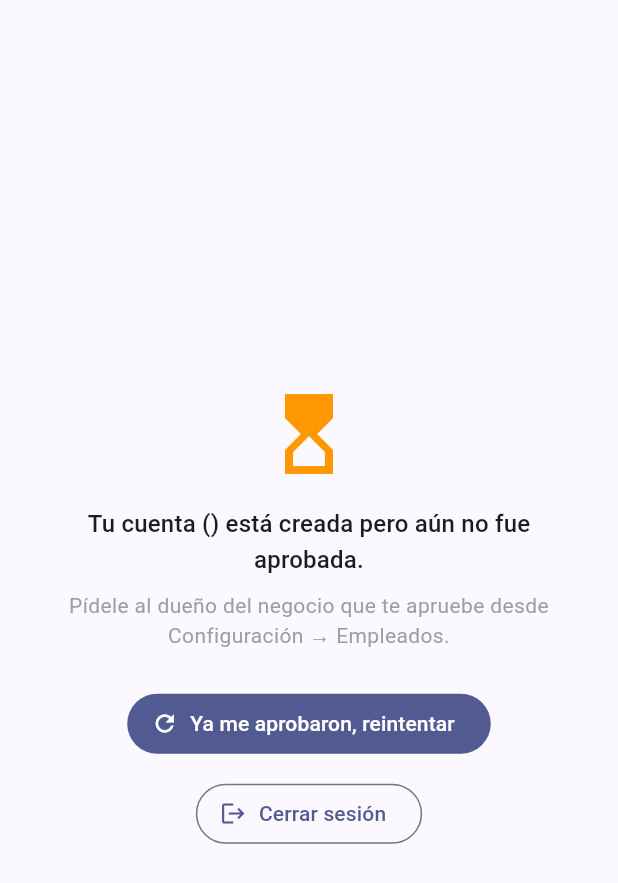
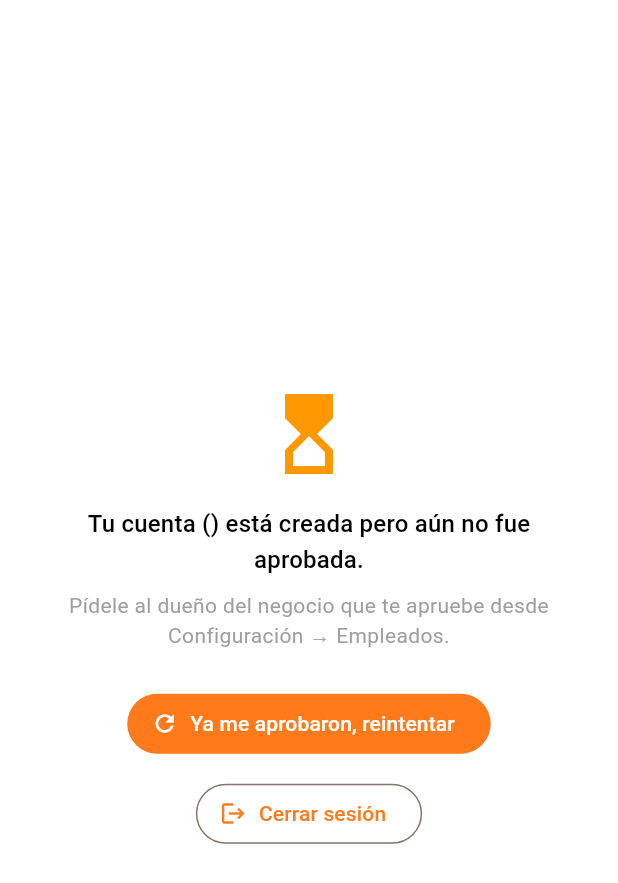
Before and after one commit to p1np0n/POSible, a Flutter app: the screen it shows once a user with an empty profile is signed in, on a phone screen of 412 x 824 dp. Shown: the top 883 px of the screen. Run offline on Flutter 3.47's test engine with Material 3 defaults, Android fonts, the phone set to English and light mode, and no system bars; our stand-ins replace csv, file_picker, image_picker, share_plus, shared_preferences, supabase_flutter; missing offline and left inert: mobile_scanner; accounts and stored records are empty.

Commit message:
Rediseño visual: tema naranja/blanco/negro y barra de Ventas más limpia
- Nuevo color principal de marca: naranja, con blanco y negro como base
  neutra (antes era índigo/morado por defecto de Flutter). Se aplica a
  toda la app desde un solo lugar (tema central), incluida la barra
  superior del menú (AppBar), que ahora queda de color en toda la app.
- Íconos de las pantallas de inicio de sesión (login, PIN, bloqueo,
  restablecer contraseña, crear tienda) que tenían el índigo anterior
  hardcodeado ahora usan el color del tema, para que sigan el naranja
  nuevo (y también el modo oscuro correctamente).
- Ventas: la barra de arriba ahora es del color de marca, como una sola
  barra continua con el menú. El buscador queda escondido detrás de un
  ícono de lupa por defecto (se despliega al tocarlo) para que se vea
  limpia — excepto con "Modo lector USB" activado, donde sigue siempre
  visible porque lo necesita. "Agregar producto" se movió al menú de los
  tres puntos, para no llenar la barra de íconos poco usados.
- Se eliminó el botón "Artículo rápido" de Ventas (y el archivo
  quick_item_dialog.dart, que quedó sin usar) a pedido explícito.

```diff
--- a/lib/main.dart
+++ b/lib/main.dart
@@ -16,6 +16,34 @@ import 'screens/auth/pin_login_screen.dart';
 import 'screens/auth/reset_password_screen.dart';
 import 'screens/home/home_shell.dart';
 import 'services/profile_repository.dart';
+
+/// Color principal de la marca: naranja, con blanco y negro como base
+/// neutra (en vez del morado/índigo que traía Flutter por defecto) — así
+/// se ve más parecido a lo que se pidió, y se aplica en toda la app
+/// (botones, barra de arriba, etc.) desde un solo lugar.
+const _brandOrange = Color(0xFFFF7A1A);
+
+ThemeData _buildTheme(Brightness brightness) {
+  final isDark = brightness == Brightness.dark;
+  final colorScheme = ColorScheme.fromSeed(seedColor: _brandOrange, brightness: brightness).copyWith(
+    primary: _brandOrange,
+    onPrimary: Colors.white,
+    surface: isDark ? const Color(0xFF121212) : Colors.white,
+    onSurface: isDark ? Colors.white : Colors.black,
+  );
+  return ThemeData(
+    useMaterial3: true,
+    brightness: brightness,
+    colorScheme: colorScheme,
+    scaffoldBackgroundColor: colorScheme.surface,
+    appBarTheme: const AppBarTheme(
+      backgroundColor: _brandOrange,
+      foregroundColor: Colors.white,
+      elevation: 0,
+      centerTitle: false,
+    ),
+  );
+}
 
 Future<void> main() async {
   WidgetsFlutterBinding.ensureInitialized();
@@ -44,15 +72,8 @@ class PosibleApp extends StatelessWidget {
             title: 'POSible',
             debugShowCheckedModeBanner: false,
             themeMode: prefs.darkMode ? ThemeMode.dark : ThemeMode.light,
-            theme: ThemeData(
-              colorSchemeSeed: Colors.indigo,
-              useMaterial3: true,
-            ),
-            darkTheme: ThemeData(
-              colorSchemeSeed: Colors.indigo,
-              brightness: Brightness.dark,
-              useMaterial3: true,
-            ),
+            theme: _buildTheme(Brightness.light),
+            darkTheme: _buildTheme(Brightness.dark),
             home: const AuthGate(),
           );
         },
--- a/lib/screens/auth/create_store_screen.dart
+++ b/lib/screens/auth/create_store_screen.dart
@@ -64,7 +64,7 @@ class _CreateStoreScreenState extends State<CreateStoreScreen> {
                 mainAxisSize: MainAxisSize.min,
                 crossAxisAlignment: CrossAxisAlignment.stretch,
                 children: [
-                  const Icon(Icons.storefront_outlined, size: 64, color: Colors.indigo),
+                  Icon(Icons.storefront_outlined, size: 64, color: Theme.of(context).colorScheme.primary),
                   const SizedBox(height: 8),
                   Text(
                     'Registra tu tienda',
--- a/lib/screens/auth/lock_screen.dart
+++ b/lib/screens/auth/lock_screen.dart
@@ -77,7 +77,7 @@ class _LockScreenState extends State<LockScreen> {
             child: Column(
               mainAxisSize: MainAxisSize.min,
               children: [
-                const Icon(Icons.lock_outline, size: 56, color: Colors.indigo),
+                Icon(Icons.lock_outline, size: 56, color: Theme.of(context).colorScheme.primary),
                 const SizedBox(height: 8),
                 const Text('App bloqueada', style: TextStyle(fontSize: 20)),
                 const SizedBox(height: 4),
--- a/lib/screens/auth/login_screen.dart
+++ b/lib/screens/auth/login_screen.dart
@@ -128,7 +128,7 @@ class _LoginScreenState extends State<LoginScreen> {
                 mainAxisSize: MainAxisSize.min,
                 crossAxisAlignment: CrossAxisAlignment.stretch,
                 children: [
-                  const Icon(Icons.point_of_sale, size: 64, color: Colors.indigo),
+                  Icon(Icons.point_of_sale, size: 64, color: Theme.of(context).colorScheme.primary),
                   const SizedBox(height: 8),
                   Text(
                     'POSible',
--- a/lib/screens/auth/pin_login_screen.dart
+++ b/lib/screens/auth/pin_login_screen.dart
@@ -105,7 +105,7 @@ class _PinLoginScreenState extends State<PinLoginScreen> {
     return Column(
       mainAxisSize: MainAxisSize.min,
       children: [
-        const Icon(Icons.point_of_sale, size: 64, color: Colors.indigo),
+        Icon(Icons.point_of_sale, size: 64, color: Theme.of(context).colorScheme.primary),
         const SizedBox(height: 8),
         Text('POSible', textAlign: TextAlign.center, style: Theme.of(context).textTheme.headlineMedium),
         const SizedBox(height: 8),
--- a/lib/screens/auth/reset_password_screen.dart
+++ b/lib/screens/auth/reset_password_screen.dart
@@ -65,7 +65,7 @@ class _ResetPasswordScreenState extends State<ResetPasswordScreen> {
                 mainAxisSize: MainAxisSize.min,
                 crossAxisAlignment: CrossAxisAlignment.stretch,
                 children: [
-                  const Icon(Icons.lock_reset, size: 64, color: Colors.indigo),
+                  Icon(Icons.lock_reset, size: 64, color: Theme.of(context).colorScheme.primary),
                   const SizedBox(height: 8),
                   Text(
                     'Elige tu contraseña nueva',
```
Also changed, not shown: lib/screens/pos/pos_screen.dart (+68 -28 lines), lib/screens/pos/quick_item_dialog.dart (deleted, +0 -69 lines), 1 other file.
